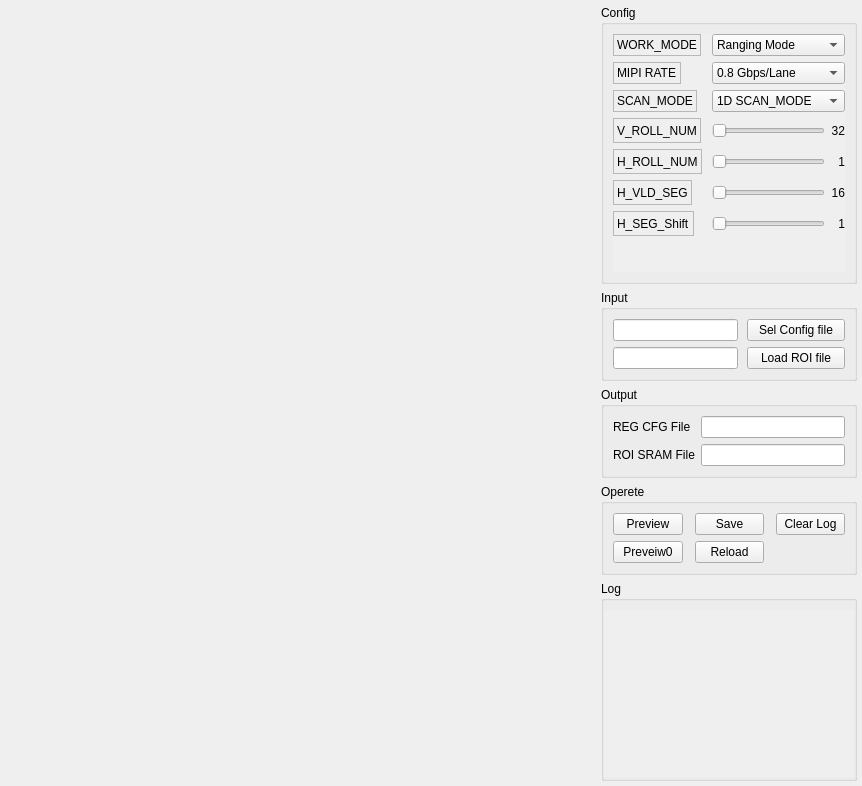
HongGang-Pub/Adaps, file Hawk/HawkGUI_v002/GUI/uis/pages/main_pages.ui: the form before one commit.
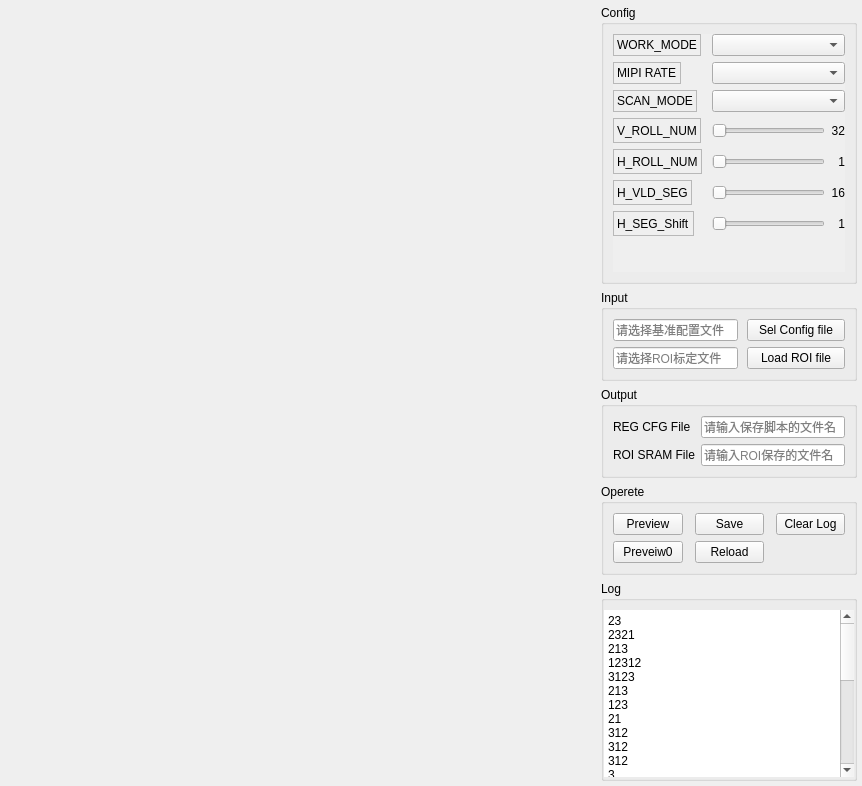
The form after the commit.

Commit message: 更新GUIv002版本文件

What changed in the file:
```diff
--- a/Hawk/HawkGUI_v002/GUI/uis/pages/main_pages.ui
+++ b/Hawk/HawkGUI_v002/GUI/uis/pages/main_pages.ui
@@ -235,26 +235,6 @@
                        <bold>false</bold>
                       </font>
                      </property>
-                     <item>
-                      <property name="text">
-                       <string>Ranging Mode</string>
-                      </property>
-                     </item>
-                     <item>
-                      <property name="text">
-                       <string>Echo Mode</string>
-                      </property>
-                     </item>
-                     <item>
-                      <property name="text">
-                       <string>Histogram Mode</string>
-                      </property>
-                     </item>
-                     <item>
-                      <property name="text">
-                       <string>Gray Scale Mode</string>
-                      </property>
-                     </item>
                     </widget>
                    </item>
                    <item row="1" column="0">
@@ -304,26 +284,6 @@
                        <bold>false</bold>
                       </font>
                      </property>
-                     <item>
-                      <property name="text">
-                       <string>0.8 Gbps/Lane</string>
-                      </property>
-                     </item>
-                     <item>
-                      <property name="text">
-                       <string>1.0 Gbps/Lane</string>
-                      </property>
-                     </item>
-                     <item>
-                      <property name="text">
-                       <string>1.2 Gbps/Lane</string>
-                      </property>
-                     </item>
-                     <item>
-                      <property name="text">
-                       <string>1.5 Gbps/Lane</string>
-                      </property>
-                     </item>
                     </widget>
                    </item>
                    <item row="2" column="0">
@@ -367,16 +327,6 @@
                        <bold>false</bold>
                       </font>
                      </property>
-                     <item>
-                      <property name="text">
-                       <string>1D SCAN_MODE</string>
-                      </property>
-                     </item>
-                     <item>
-                      <property name="text">
-                       <string>2D SCAN_MODE</string>
-                      </property>
-                     </item>
                     </widget>
                    </item>
                    <item row="3" column="0">
@@ -824,6 +774,9 @@
                    <property name="readOnly">
                     <bool>true</bool>
                    </property>
+                   <property name="placeholderText">
+                    <string>请选择基准配置文件</string>
+                   </property>
                   </widget>
                  </item>
                  <item>
@@ -869,6 +822,9 @@
                    <property name="readOnly">
                     <bool>true</bool>
                    </property>
+                   <property name="placeholderText">
+                    <string>请选择ROI标定文件</string>
+                   </property>
                   </widget>
                  </item>
                  <item>
@@ -925,6 +881,9 @@
                    <pointsize>9</pointsize>
                   </font>
                  </property>
+                 <property name="placeholderText">
+                  <string>请输入保存脚本的文件名</string>
+                 </property>
                 </widget>
                </item>
                <item row="1" column="0">
@@ -948,6 +907,9 @@
                    <pointsize>9</pointsize>
                   </font>
                  </property>
+                 <property name="placeholderText">
+                  <string>请输入ROI保存的文件名</string>
+                 </property>
                 </widget>
                </item>
               </layout>
@@ -1087,7 +1049,7 @@
                <item>
                 <widget class="QPlainTextEdit" name="LogTextEdit_2">
                  <property name="enabled">
-                  <bool>false</bool>
+                  <bool>true</bool>
                  </property>
                  <property name="font">
                   <font>
@@ -1101,6 +1063,38 @@
                  <property name="frameShadow">
                   <enum>QFrame::Plain</enum>
                  </property>
+                 <property name="readOnly">
+                  <bool>true</bool>
+                 </property>
+                 <property name="plainText">
+                  <string>23
+2321
+213
+12312
+3123
+213
+123
+21
+312
+312
+312
+3
+123
+123
+123
+12
+312
+312
+32
+13
+123
+12
+312
+312
+321
+312
+3123</string>
+                 </property>
                 </widget>
                </item>
               </layout>
```
Left out of the diff: 97 changed lines with no effect on the pictures. The commit also changes 10 other files.
